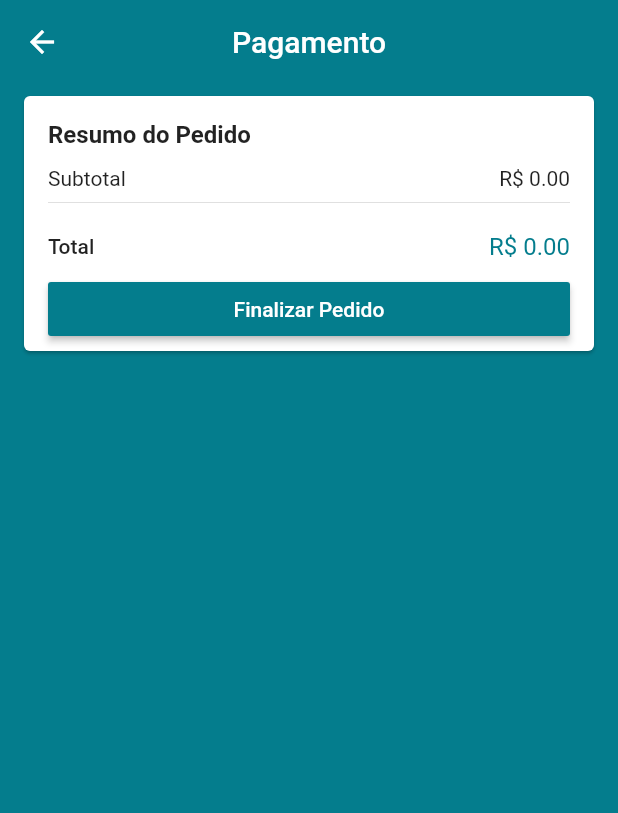
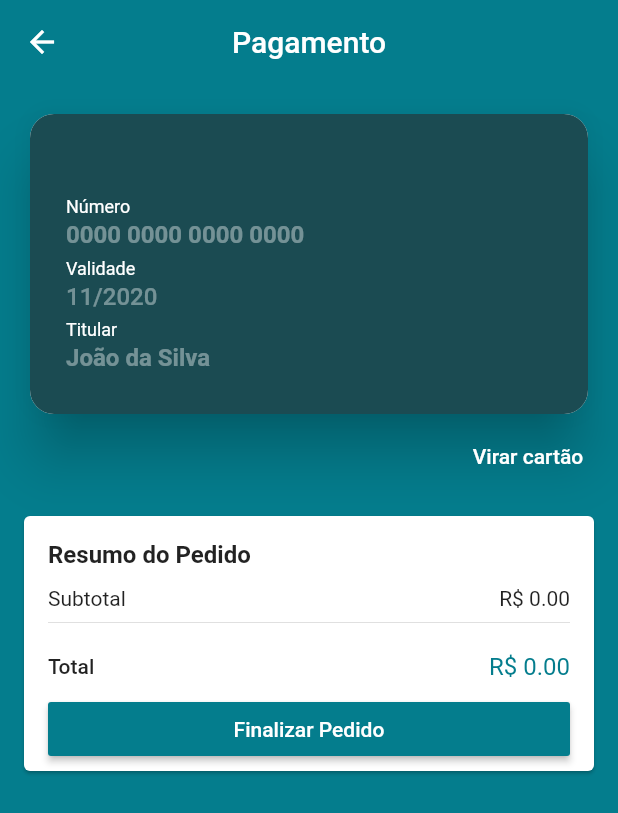
Before and after one commit to lborges-s/loja_virtual, a Flutter app: the CheckoutPage screen opened by its route, on a phone screen of 412 x 824 dp. Shown: the top 813 px of the screen. Run offline on Flutter 3.47's test engine with Material 2 defaults, Android fonts, the phone set to English and light mode, and no system bars; drawn by our look-alikes of flip_card, keyboard_actions; our stand-ins replace brasil_fields, carousel_pro, cloud_firestore, dio, firebase_auth, firebase_storage and 10 more; missing offline and left inert: alphabet_list_scroll_view, credit_card_type_detector, flutter_facebook_login, map_launcher; accounts and stored records are empty.

Commit message:
Added animated credit card in checkout

```diff
--- a/lib/pages/checkout/checkout_page.dart
+++ b/lib/pages/checkout/checkout_page.dart
@@ -6,8 +6,11 @@ import 'package:loja_virtual/shared/managers/checkout_manager.dart';
 import 'package:loja_virtual/shared/widgets/price_card.dart';
 import 'package:provider/provider.dart';
 
+import 'components/credit_card_widget.dart';
+
 class CheckoutPage extends StatelessWidget {
   final _scaffoldKey = GlobalKey<ScaffoldState>();
+  final formKey = GlobalKey<FormState>();
   @override
   Widget build(BuildContext context) {
     return ChangeNotifierProxyProvider<CartManager, CheckoutManager>(
@@ -21,7 +24,9 @@ class CheckoutPage extends StatelessWidget {
           title: const Text('Pagamento'),
           centerTitle: true,
         ),
-        body: Consumer<CheckoutManager>(
+        body: GestureDetector(
+          onTap: () => FocusScope.of(context).unfocus(),
+          child: Consumer<CheckoutManager>(
             builder: (_, checkoutManager, __) {
               if (checkoutManager.loading) {
                 return Center(
@@ -44,24 +49,33 @@ class CheckoutPage extends StatelessWidget {
                   ),
                 );
               }
-            return ListView(
+              return Form(
+                key: formKey,
+                child: ListView(
                   children: <Widget>[
+                    CreditCardWidget(),
                     PriceCard(
                       buttonText: 'Finalizar Pedido',
-                  onPressed: () => checkoutManager.checkout(
-                    onStockFail: (error) => Navigator.of(context)
-                        .popUntil((route) => route.settings.name == '/cart'),
-                    onSuccess: (order) {
-                      Navigator.of(context)
-                          .popUntil((route) => route.settings.name == '/');
-                      Navigator.of(context)
-                          .pushNamed('/confirmation', arguments: order);
+                      onPressed: () {
+                        if (!formKey.currentState.validate()) return;
+                        debugPrint('Válido');
+                        // checkoutManager.checkout(
+                        //   onStockFail: (error) => Navigator.of(context).popUntil(
+                        //       (route) => route.settings.name == '/cart'),
+                        //   onSuccess: (order) {
+                        //     Navigator.of(context)
+                        //         .popUntil((route) => route.settings.name == '/');
+                        //     Navigator.of(context)
+                        //         .pushNamed('/confirmation', arguments: order);
+                        //   },
+                        // );
+                      },
+                    )
+                  ],
+                ),
+              );
             },
           ),
-                )
-              ],
-            );
-          },
         ),
       ),
     );
--- /dev/null
+++ b/lib/pages/checkout/components/card_front.dart
@@ -0,0 +1,97 @@
+import 'package:brasil_fields/brasil_fields.dart';
+import 'package:credit_card_type_detector/credit_card_type_detector.dart';
+import 'package:flutter/material.dart';
+import 'package:flutter/services.dart';
+import 'package:mask_text_input_formatter/mask_text_input_formatter.dart';
+
+import 'card_text_field.dart';
+
+class CardFront extends StatelessWidget {
+  final VoidCallback finished;
+  final FocusNode numberFocus;
+  final FocusNode dateFocus;
+  final FocusNode nameFocus;
+
+  CardFront(
+      {Key key,
+      this.finished,
+      this.numberFocus,
+      this.dateFocus,
+      this.nameFocus})
+      : super(key: key);
+
+  final dateFormatter = MaskTextInputFormatter(
+    mask: '!#/####',
+    filter: {'#': RegExp('[0-9]'), '!': RegExp('[0-1]')},
+  );
+
+  @override
+  Widget build(BuildContext context) {
+    return Card(
+      clipBehavior: Clip.antiAlias,
+      shape: RoundedRectangleBorder(borderRadius: BorderRadius.circular(16)),
+      elevation: 16,
+      child: Container(
+        height: 200,
+        color: const Color(0xFF1B4B52),
+        padding: const EdgeInsets.all(24),
+        child: Row(
+          children: <Widget>[
+            Expanded(
+              child: Column(
+                mainAxisAlignment: MainAxisAlignment.end,
+                children: <Widget>[
+                  CardTextField(
+                    title: 'Número',
+                    hint: '0000 0000 0000 0000',
+                    textInputType: TextInputType.number,
+                    inputFormatters: [
+                      FilteringTextInputFormatter.digitsOnly,
+                      CartaoBancarioInputFormatter(),
+                    ],
+                    bold: true,
+                    validator: (number) {
+                      if (number.length != 19) {
+                        return 'Inválido';
+                      } else if (detectCCType(number) ==
+                          CreditCardType.unknown) {
+                        return 'Inválido';
+                      }
+                      return null;
+                    },
+                    onSubmitted: (_) => dateFocus.requestFocus(),
+                    focusNode: numberFocus,
+                  ),
+                  CardTextField(
+                    title: 'Validade',
+                    hint: '11/2020',
+                    textInputType: TextInputType.number,
+                    inputFormatters: [dateFormatter],
+                    validator: (date) {
+                      if (date.length != 7) return 'Inválido';
+                      return null;
+                    },
+                    onSubmitted: (_) => nameFocus.requestFocus(),
+                    focusNode: dateFocus,
+                  ),
+                  CardTextField(
+                    title: 'Titular',
+                    hint: 'João da Silva',
+                    textInputType: TextInputType.text,
+                    bold: true,
+                    validator: (name) {
+                      if (name.isEmpty) return 'Inválido';
+                      return null;
+                    },
+                    onSubmitted: (_) => finished(),
+                    focusNode: nameFocus,
+                  ),
+                ],
+              ),
+            ),
+          ],
+        ),
+      ),
+    );
+  }
+}
--- /dev/null
+++ b/lib/pages/checkout/components/card_text_field.dart
@@ -0,0 +1,101 @@
+import 'package:flutter/material.dart';
+import 'package:flutter/services.dart';
+
+class CardTextField extends StatelessWidget {
+  const CardTextField({
+    this.title,
+    this.bold = false,
+    this.hint,
+    this.textInputType,
+    this.inputFormatters,
+    this.validator,
+    this.maxLength,
+    this.textAlign = TextAlign.start,
+    this.focusNode,
+    this.onSubmitted,
+  }) : textInputAction =
+            onSubmitted == null ? TextInputAction.done : TextInputAction.next;
+
+  final String title;
+  final bool bold;
+  final String hint;
+  final TextInputType textInputType;
+  final List<TextInputFormatter> inputFormatters;
+  final FormFieldValidator<String> validator;
+  final int maxLength;
+  final TextAlign textAlign;
+
+  final FocusNode focusNode;
+  final Function(String) onSubmitted;
+  final TextInputAction textInputAction;
+
+  @override
+  Widget build(BuildContext context) {
+    return FormField<String>(
+      initialValue: '',
+      validator: validator,
+      builder: (state) {
+        return Padding(
+          padding: const EdgeInsets.symmetric(vertical: 2),
+          child: Column(
+            crossAxisAlignment: CrossAxisAlignment.start,
+            children: <Widget>[
+              if (title != null)
+                Row(
+                  children: [
+                    Text(
+                      title,
+                      style: const TextStyle(
+                        fontSize: 12,
+                        fontWeight: FontWeight.w400,
+                        color: Colors.white,
+                      ),
+                    ),
+                    if (state.hasError) ...[
+                      const SizedBox(width: 5),
+                      Text(
+                        state.errorText,
+                        style: const TextStyle(
+                          color: Colors.red,
+                          fontSize: 10,
+                        ),
+                      ),
+                    ]
+                  ],
+                ),
+              TextFormField(
+                style: TextStyle(
+                  color: title == null && state.hasError
+                      ? Colors.red
+                      : Colors.white,
+                  fontWeight: bold ? FontWeight.bold : FontWeight.w500,
+                ),
+                cursorColor: Colors.white,
+                inputFormatters: inputFormatters,
+                decoration: InputDecoration(
+                  hintText: hint,
+                  hintStyle: TextStyle(
+                    color: title == null && state.hasError
+                        ? Colors.red.withAlpha(200)
+                        : Colors.white.withAlpha(100),
+                  ),
+                  border: InputBorder.none,
+                  isDense: true,
+                  contentPadding: const EdgeInsets.symmetric(vertical: 2),
+                  counterText: '',
+                ),
+                keyboardType: textInputType,
+                onChanged: (text) => state.didChange(text),
+                maxLength: maxLength,
+                textAlign: textAlign,
+                focusNode: focusNode,
+                onFieldSubmitted: onSubmitted,
+                textInputAction: textInputAction,
+              ),
+            ],
+          ),
+        );
+      },
+    );
+  }
+}
--- /dev/null
+++ b/lib/pages/checkout/components/credit_card_widget.dart
@@ -0,0 +1,85 @@
+import 'package:flip_card/flip_card.dart';
+import 'package:flutter/material.dart';
+import 'package:keyboard_actions/keyboard_actions.dart';
+
+import 'card_back.dart';
+import 'card_front.dart';
+
+class CreditCardWidget extends StatefulWidget {
+  @override
+  _CreditCardWidgetState createState() => _CreditCardWidgetState();
+}
+
+class _CreditCardWidgetState extends State<CreditCardWidget> {
+  final GlobalKey<FlipCardState> cardKey = GlobalKey<FlipCardState>();
+
+  final numberFocus = FocusNode();
+
+  final dateFocus = FocusNode();
+
+  final nameFocus = FocusNode();
+
+  final cvvFocus = FocusNode();
+
+  @override
+  Widget build(BuildContext context) {
+    return KeyboardActions(
+      config: _buildConfig(context),
+      autoScroll: false,
+      child: Padding(
+        padding: const EdgeInsets.fromLTRB(16, 16, 16, 8),
+        child: Column(
+          crossAxisAlignment: CrossAxisAlignment.end,
+          children: <Widget>[
+            FlipCard(
+              key: cardKey,
+              speed: 700,
+              flipOnTouch: false,
+              front: CardFront(
+                numberFocus: numberFocus,
+                dateFocus: dateFocus,
+                nameFocus: nameFocus,
+                finished: () {
+                  cardKey.currentState.toggleCard();
+                  cvvFocus.requestFocus();
+                },
+              ),
+              back: CardBack(cvvFocus: cvvFocus),
+            ),
+            FlatButton(
+              onPressed: () => cardKey.currentState.toggleCard(),
+              textColor: Colors.white,
+              padding: EdgeInsets.zero,
+              child: const Text('Virar cartão'),
+            )
+          ],
+        ),
+      ),
+    );
+  }
+
+  KeyboardActionsConfig _buildConfig(BuildContext context) {
+    return KeyboardActionsConfig(
+      keyboardActionsPlatform: KeyboardActionsPlatform.IOS,
+      keyboardBarColor: Colors.grey[200],
+      actions: [
+        KeyboardActionsItem(focusNode: numberFocus, displayDoneButton: false),
+        KeyboardActionsItem(focusNode: dateFocus, displayDoneButton: false),
+        KeyboardActionsItem(focusNode: nameFocus, toolbarButtons: [
+          (_) {
+            return GestureDetector(
+              onTap: () {
+                cardKey.currentState.toggleCard();
+                cvvFocus.requestFocus();
+              },
+              child: const Padding(
+                padding: EdgeInsets.only(right: 8),
+                child: Text('CONTINUAR'),
+              ),
+            );
+          }
+        ]),
+      ],
+    );
+  }
+}
--- a/pubspec.yaml
+++ b/pubspec.yaml
@@ -21,6 +21,10 @@ environment:
   sdk: ">=2.10.0-5.0.dev <3.0.0"
 
 dependencies:
+  keyboard_actions: ^3.3.1+1
+  credit_card_type_detector: ^1.1.0
+  mask_text_input_formatter: ^1.2.1
+  flip_card: ^0.4.4
   flutter_svg: ^0.19.1
   map_launcher: ^1.1.2
   url_launcher: ^5.7.10
```
Also changed, not shown: lib/pages/checkout/components/card_back.dart (added, +62 -0 lines), pubspec.lock. Lines whose indentation alone changed are shown as unchanged.
